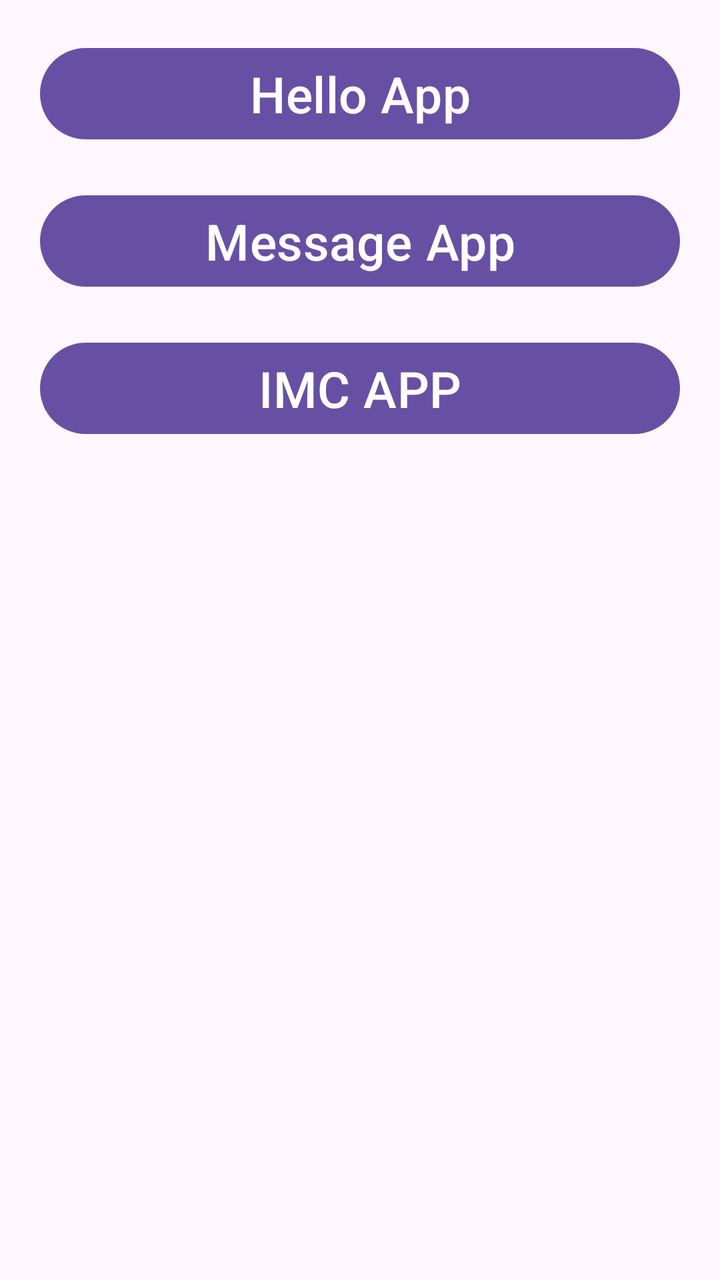
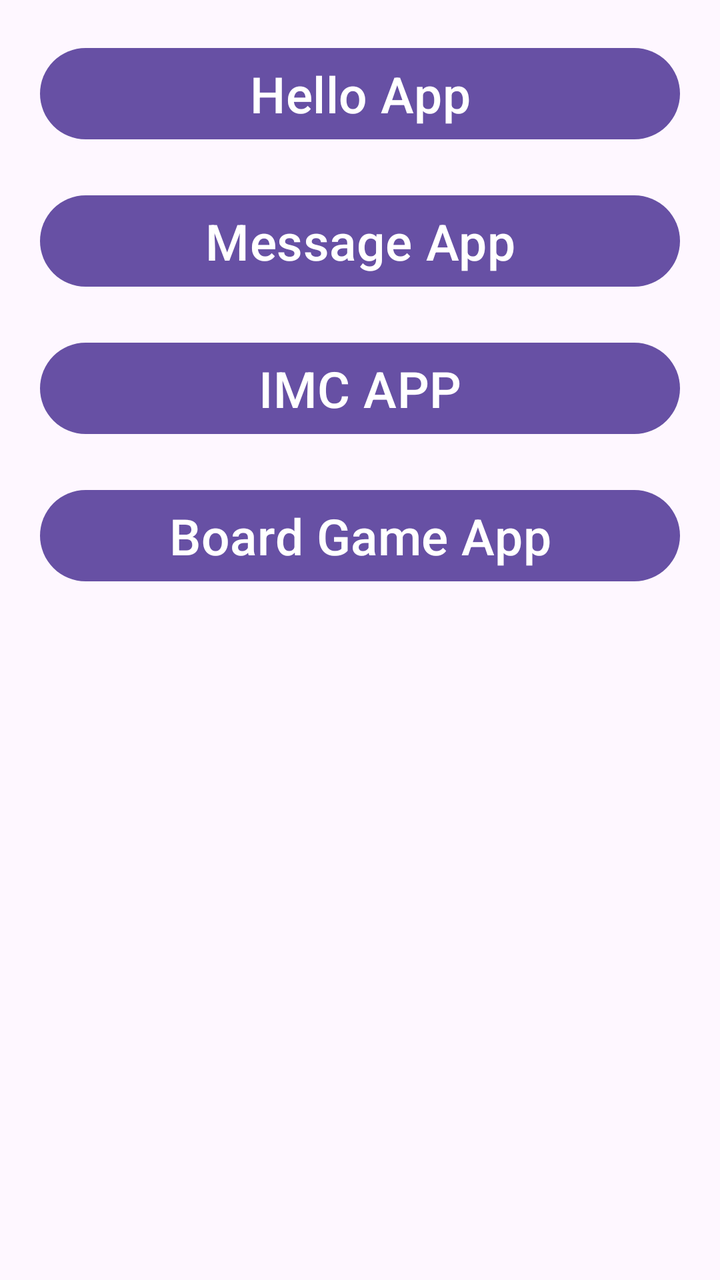

Before-and-after screenshots of an Android layout around one commit, followed by the original layout XML and the change that was made.
<!-- AndroidManifest.xml: application theme Theme.ComoqueraisApps -->
<!-- res/layout/activity_menu.xml -->
<?xml version="1.0" encoding="utf-8"?>
<LinearLayout
    xmlns:android="http://schemas.android.com/apk/res/android"
    xmlns:app="http://schemas.android.com/apk/res-auto"
    xmlns:tools="http://schemas.android.com/tools"
    android:id="@+id/main"
    android:layout_width="match_parent"
    android:layout_height="match_parent"
    android:orientation="vertical"
    tools:context=".MenuActivity">

    <Button
        android:id="@+id/btnHelloApp"
        android:layout_width="match_parent"
        android:layout_height="wrap_content"
        android:text="Hello App"
        android:textSize="25sp"
        android:layout_marginHorizontal="20dp"
        android:layout_marginTop="20dp"/>

    <Button
        android:id="@+id/btnMessageApp"
        android:layout_width="match_parent"
        android:layout_height="wrap_content"
        android:text="Message App"
        android:textSize="25sp"
        android:layout_marginHorizontal="20dp"
        android:layout_marginTop="20dp"/>

    <Button
        android:id="@+id/btnImcApp"
        android:layout_width="match_parent"
        android:layout_height="wrap_content"
        android:text="IMC APP"
        android:textSize="25sp"
        android:layout_marginHorizontal="20dp"
        android:layout_marginTop="20dp"/>

</LinearLayout>
<!-- resources referenced by this layout -->
<resources>
  <style name="Theme.ComoqueraisApps" parent="Base.Theme.ComoqueraisApps" />
  <style name="Base.Theme.ComoqueraisApps" parent="Theme.Material3.DayNight.NoActionBar">
          
          
      </style>
</resources>

<!-- the commit's change to res/layout/activity_menu.xml (unified diff, before → after) -->
@@ -36,4 +36,13 @@
         android:layout_marginHorizontal="20dp"
         android:layout_marginTop="20dp"/>
 
+    <Button
+        android:id="@+id/btnBoardGameApp"
+        android:layout_width="match_parent"
+        android:layout_height="wrap_content"
+        android:text="@string/board_game_app"
+        android:textSize="25sp"
+        android:layout_marginHorizontal="20dp"
+        android:layout_marginTop="20dp"/>
+
 </LinearLayout>
<!-- resource entries referenced after the edit -->
@@ -1,5 +1,6 @@
 <!-- resources referenced by this layout -->
 <resources>
+  <string name="board_game_app">Board Game App</string>
   <style name="Theme.ComoqueraisApps" parent="Base.Theme.ComoqueraisApps" />
   <style name="Base.Theme.ComoqueraisApps" parent="Theme.Material3.DayNight.NoActionBar">
           
